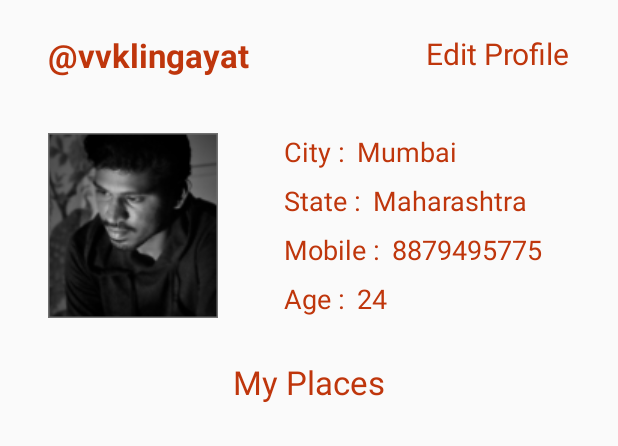
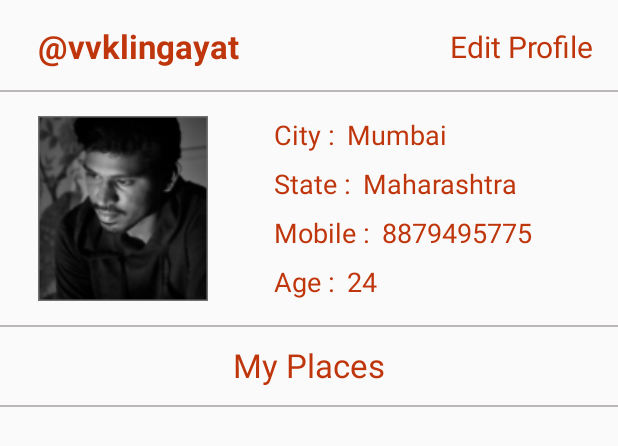
Before and after one commit to UdacityAndroidDevScholarship/explore-india, an Android app: the layout fragment_user_detail.xml on its own in the app's theme, with its tools: preview values and no code run, on a phone screen of 412 x 824 dp. Shown: the top 446 px of the screen. Run offline under Robolectric (Android 15) with nearby library versions, the phone set to English and light mode, and no system bars.

Commit message:
Profile layout and RecyclerView item layout done

```diff
--- a/app/build.gradle
+++ b/app/build.gradle
@@ -44,6 +44,8 @@ dependencies {
 
     implementation 'com.android.support.constraint:constraint-layout:1.1.0'
     implementation 'com.android.support:support-v4:27.1.1'
+    implementation 'com.android.support:cardview-v7:27.1.1'
+    implementation 'com.android.support:recyclerview-v7:27.1.1'
     testImplementation deps.junit
 
     androidTestImplementation deps.android.support.test.runner
--- a/app/src/main/res/layout/fragment_user_detail.xml
+++ b/app/src/main/res/layout/fragment_user_detail.xml
@@ -9,52 +9,65 @@
             android:layout_height="match_parent"
             tools:context=".ui.home.fragments.profile.UserDetailFragment">
 
+            <!-- Username Text -->
+
             <TextView
                 android:id="@id/profile_tv_name"
                 android:layout_width="wrap_content"
                 android:layout_height="wrap_content"
-                android:layout_marginStart="32dp"
-                android:layout_marginLeft="32dp"
-                android:layout_marginTop="22dp"
+                android:layout_marginStart="25dp"
+                android:layout_marginLeft="25dp"
                 android:textColor="@color/textColor"
                 android:textSize="22sp"
                 android:textStyle="bold"
+                app:layout_constraintBottom_toBottomOf="@+id/marginView1"
                 app:layout_constraintStart_toStartOf="parent"
                 app:layout_constraintTop_toTopOf="parent"
                 tools:text="@string/profile_name" />
+
+            <!-- Edit Profile Text -->
 
             <TextView
                 android:id="@id/profile_btn_edit_profile"
                 android:layout_width="wrap_content"
                 android:layout_height="wrap_content"
-                android:layout_marginEnd="32dp"
-                android:layout_marginRight="32dp"
-                android:layout_marginTop="22dp"
+                android:layout_marginEnd="16dp"
+                android:layout_marginRight="16dp"
                 android:text="@string/edit_profile"
                 android:textColor="@color/textColor"
+                android:clickable="true"
+                android:focusable="true"
                 android:textSize="20sp"
+                app:layout_constraintBottom_toBottomOf="@+id/marginView1"
                 app:layout_constraintEnd_toEndOf="parent"
                 app:layout_constraintTop_toTopOf="parent" />
+
+            <!-- First partition line -->
 
             <View
                 android:id="@+id/marginView1"
                 android:layout_width="match_parent"
                 android:layout_height="1dp"
-                android:layout_marginTop="20dp"
-                app:layout_constraintTop_toBottomOf="@id/profile_tv_name" />
+                android:layout_marginTop="60dp"
+                android:background="@color/marginColor"
+                app:layout_constraintTop_toTopOf="parent" />
+
+            <!-- Profile Image -->
 
             <ImageView
                 android:id="@id/profile_img_profile_image"
-                android:contentDescription="@string/content_description"
                 android:layout_width="wrap_content"
                 android:layout_height="wrap_content"
-                android:layout_marginLeft="16dp"
-                android:layout_marginStart="32dp"
+                android:layout_marginLeft="26dp"
+                android:layout_marginStart="25dp"
                 android:layout_marginTop="16dp"
+                android:contentDescription="@string/content_description_profile"
                 app:layout_constraintLeft_toLeftOf="parent"
                 app:layout_constraintStart_toStartOf="parent"
                 app:layout_constraintTop_toBottomOf="@id/marginView1"
                 app:srcCompat="@drawable/profile_image" />
+
+            <!-- City label -->
 
             <TextView
                 android:id="@id/profile_tv_city_label"
@@ -69,6 +82,8 @@
                 app:layout_constraintStart_toEndOf="@id/profile_img_profile_image"
                 app:layout_constraintTop_toBottomOf="@id/marginView1" />
 
+            <!-- State label -->
+
             <TextView
                 android:id="@id/profile_tv_state_label"
                 android:layout_width="wrap_content"
@@ -79,6 +94,8 @@
                 android:textSize="18sp"
                 app:layout_constraintStart_toStartOf="@id/profile_tv_city_label"
                 app:layout_constraintTop_toBottomOf="@id/profile_tv_city_label" />
+
+            <!-- Phone number label -->
 
             <TextView
                 android:id="@id/profile_tv_number_label"
@@ -91,6 +108,8 @@
                 app:layout_constraintStart_toStartOf="@id/profile_tv_state_label"
                 app:layout_constraintTop_toBottomOf="@id/profile_tv_state_label" />
 
+            <!-- Age label -->
+
             <TextView
                 android:id="@id/profile_tv_age_label"
                 android:layout_width="wrap_content"
@@ -101,6 +120,8 @@
                 android:textSize="18sp"
                 app:layout_constraintStart_toStartOf="@id/profile_tv_number_label"
                 app:layout_constraintTop_toBottomOf="@id/profile_tv_number_label" />
+
+            <!-- Dummy City data -->
 
             <TextView
                 android:id="@id/profile_tv_city"
@@ -114,6 +135,8 @@
                 app:layout_constraintTop_toTopOf="@id/profile_tv_city_label"
                 tools:text="@string/city" />
 
+            <!-- Dummy State data -->
+
             <TextView
                 android:id="@id/profile_tv_state"
                 android:layout_width="wrap_content"
@@ -125,6 +148,8 @@
                 app:layout_constraintStart_toEndOf="@id/profile_tv_state_label"
                 app:layout_constraintTop_toTopOf="@id/profile_tv_state_label"
                 tools:text="@string/state" />
+
+            <!-- Dummy Phone number data -->
 
             <TextView
                 android:id="@id/profile_tv_number"
@@ -138,6 +163,8 @@
                 app:layout_constraintTop_toTopOf="@id/profile_tv_number_label"
                 tools:text="@string/number" />
 
+            <!-- Dummy Age data -->
+
             <TextView
                 android:id="@id/profile_tv_age"
                 android:layout_width="wrap_content"
@@ -150,12 +177,17 @@
                 app:layout_constraintTop_toTopOf="@id/profile_tv_age_label"
                 tools:text="@string/age" />
 
+            <!-- Second partition line -->
+
             <View
                 android:id="@+id/marginView2"
                 android:layout_width="match_parent"
+                android:background="@color/marginColor"
                 android:layout_height="1dp"
                 android:layout_marginTop="16dp"
                 app:layout_constraintTop_toBottomOf="@id/profile_img_profile_image" />
+
+            <!-- My Places headline -->
 
             <TextView
                 android:id="@id/profile_rv_places"
@@ -169,12 +201,26 @@
                 app:layout_constraintRight_toRightOf="parent"
                 app:layout_constraintTop_toTopOf="@id/marginView2" />
 
+            <!-- Third partition line -->
+
             <View
                 android:id="@+id/marginView3"
                 android:layout_width="match_parent"
+                android:background="@color/marginColor"
                 android:layout_height="1dp"
                 android:layout_marginTop="12dp"
                 app:layout_constraintTop_toBottomOf="@id/profile_rv_places" />
 
-    </android.support.constraint.ConstraintLayout>
+            <!-- RecyclerView -->
+                <!-- Head over to user_detail_recyclerview_item.xml for layout of the View to be inflated inside it -->
+                <!-- No need to give margins to this RecyclerView as the CardView has been given the required margins -->
+
+            <android.support.v7.widget.RecyclerView
+                android:layout_width="0dp"
+                android:layout_height="wrap_content"
+                app:layout_constraintLeft_toLeftOf="parent"
+                app:layout_constraintRight_toRightOf="parent"
+                app:layout_constraintTop_toBottomOf="@+id/marginView3" />
+
+        </android.support.constraint.ConstraintLayout>
 </layout>
--- a/app/src/main/res/values/colors.xml
+++ b/app/src/main/res/values/colors.xml
@@ -4,7 +4,17 @@
     <color name="colorPrimaryDark">#303F9F</color>
     <color name="colorAccent">#FF4081</color>
 
-    <!-- Color resource for all TextViews -->
+    <!-- Color resources for User Detail UI -->
 
-    <color name="textColor">#BF360C</color>
+        <!-- Color resource for TextViews -->
+        <color name="textColor">#BF360C</color>
+
+        <!-- Color resource for margins -->
+        <color name="marginColor">#BBB7B7</color>
+
+        <!-- Color resource for RecyclerView item -->
+        <color name="textColorRecyclerView">#FFFFFF</color>
+
+    <!-- End of Color resources for User Detail UI -->
+
 </resources>
--- a/app/src/main/res/values/styles.xml
+++ b/app/src/main/res/values/styles.xml
@@ -8,4 +8,9 @@
         <item name="colorAccent">@color/colorAccent</item>
     </style>
 
+    <!-- CardView Style -->
+    <style name="CardViewStyle" parent="CardView">
+        <item name="cardElevation">4dp</item>
+    </style>
+
 </resources>
```
Also changed, not shown: app/src/main/res/layout/user_detail_recyclerview_item.xml (added, +156 -0 lines), app/src/main/res/values/strings.xml (+20 -1 lines), app/src/main/res/drawable/details_background.png (added), app/src/main/res/drawable/place_one.png (added).
